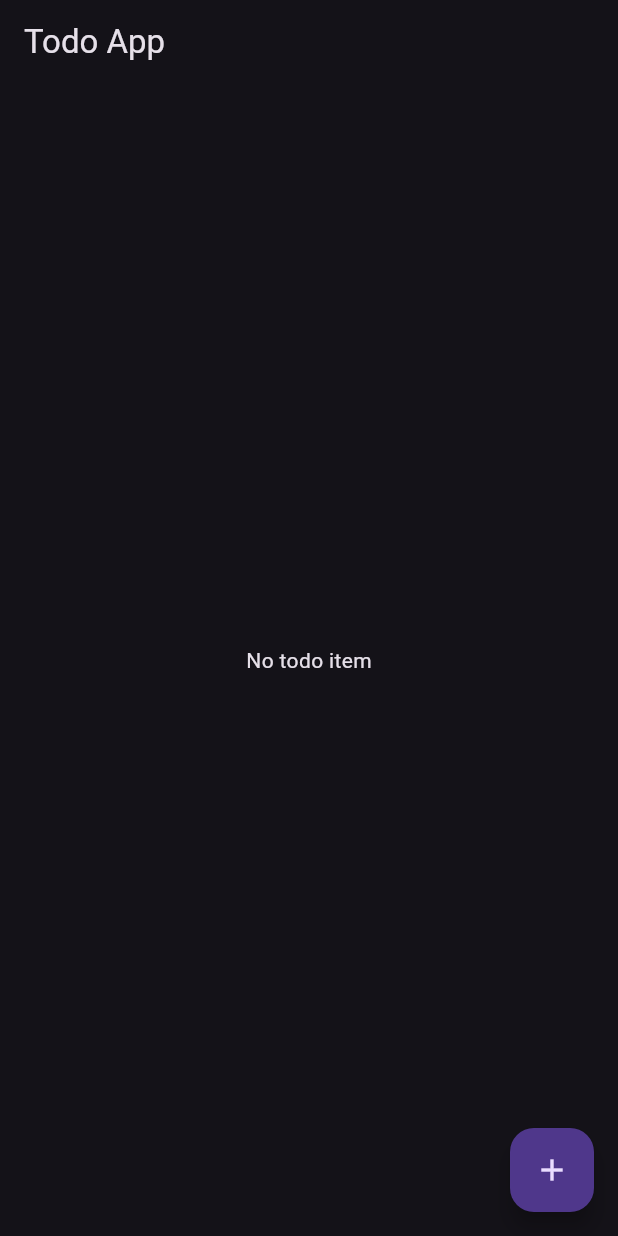
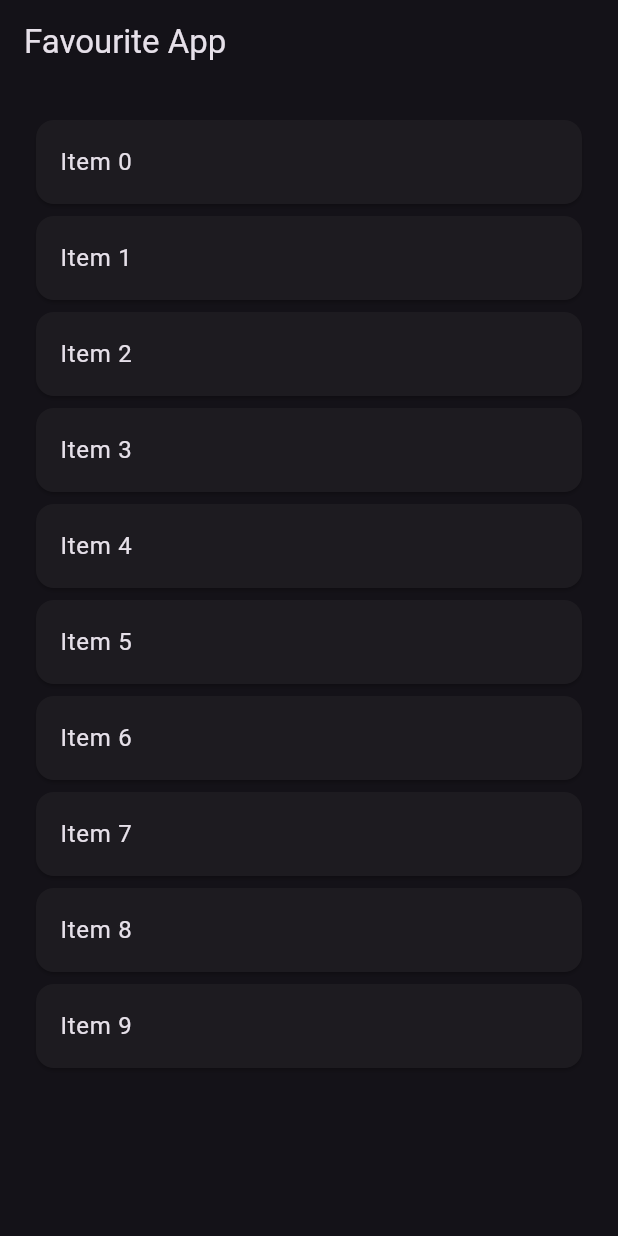
Before and after one commit to thiago-dsd/bloc_classes, a Flutter app: the screen it shows after launch, on a phone screen of 412 x 824 dp. Run offline on Flutter 3.47's test engine with Material 3 defaults, Android fonts, the phone set to English and light mode, and no system bars; our stand-ins replace bloc, equatable, flutter_bloc, image_picker.

Commit message:
Create favourite app bloc.

```diff
--- a/lib/bloc/favourite_app/favourite_app_bloc.dart
+++ b/lib/bloc/favourite_app/favourite_app_bloc.dart
@@ -1,14 +1,25 @@
 import 'package:bloc/bloc.dart';
 import 'package:bloc_classes/model/favourite_item_model.dart';
+import 'package:bloc_classes/repository/favourite_repository.dart';
 import 'package:equatable/equatable.dart';
 
 part 'favourite_app_event.dart';
 part 'favourite_app_state.dart';
 
 class FavouriteAppBloc extends Bloc<FavouriteAppEvent, FavouriteAppState> {
-  FavouriteAppBloc() : super(FavouriteAppInitial()) {
-    on<FavouriteAppEvent>((event, emit) {
-      // TODO: implement event handler
-    });
+  List<FavouriteItemModel> favouriteList = [];
+  FavouriteRepository favouriteRepository;
+
+  FavouriteAppBloc(this.favouriteRepository)
+      : super(const FavouriteAppState()) {
+    on<FetchFavouriteList>(_fetchFavouriteList);
+  }
+
+  void _fetchFavouriteList(
+      FetchFavouriteList event, Emitter<FavouriteAppState> emit) async {
+    favouriteList = await favouriteRepository.fetchItem();
+    emit(state.copyWith(
+        favouriteItemList: List.from(favouriteList),
+        listStatus: ListStatus.sucess));
   }
 }
--- a/lib/bloc/favourite_app/favourite_app_state.dart
+++ b/lib/bloc/favourite_app/favourite_app_state.dart
@@ -7,7 +7,8 @@ class FavouriteAppState extends Equatable {
   final List<FavouriteItemModel> favouriteItemList;
 
   const FavouriteAppState(
-      {this.listStatus = ListStatus.loading, this.favouriteItemList = const []});
+      {this.listStatus = ListStatus.loading,
+      this.favouriteItemList = const []});
 
   FavouriteAppState copyWith(
       {ListStatus? listStatus, List<FavouriteItemModel>? favouriteItemList}) {
@@ -19,5 +20,3 @@ class FavouriteAppState extends Equatable {
   @override
   List<Object> get props => [listStatus, favouriteItemList];
 }
-
-final class FavouriteAppInitial extends FavouriteAppState {}
--- a/lib/main.dart
+++ b/lib/main.dart
@@ -1,7 +1,9 @@
+import 'package:bloc_classes/bloc/favourite_app/favourite_app_bloc.dart';
 import 'package:bloc_classes/bloc/image_picker/image_picker_bloc.dart';
 import 'package:bloc_classes/bloc/switch/switch_bloc.dart';
 import 'package:bloc_classes/bloc/todo/todo_bloc.dart';
-import 'package:bloc_classes/ui/todo/to_do_screen.dart';
+import 'package:bloc_classes/repository/favourite_repository.dart';
+import 'package:bloc_classes/ui/favourite_app/favourite_screen.dart';
 import 'package:bloc_classes/utils/image_picker_utils.dart';
 import 'package:flutter/material.dart';
 import 'package:flutter_bloc/flutter_bloc.dart';
@@ -30,6 +32,9 @@ class MyApp extends StatelessWidget {
         BlocProvider(
           create: (_) => TodoBloc(),
         ),
+        BlocProvider(
+          create: (_) => FavouriteAppBloc(FavouriteRepository()),
+        ),
       ],
       child: MaterialApp(
         title: 'Flutter Demo',
@@ -38,7 +43,7 @@ class MyApp extends StatelessWidget {
           brightness: Brightness.dark,
           useMaterial3: true,
         ),
-        home: const ToDoScreen(),
+        home: const FavouriteAppScreen(),
       ),
     );
   }
--- a/lib/ui/fav/favourite_screen.dart
+++ /dev/null
@@ -1,15 +0,0 @@
-import 'package:flutter/material.dart';
-
-class FavouriteScreen extends StatefulWidget {
-  const FavouriteScreen({super.key});
-
-  @override
-  State<FavouriteScreen> createState() => _FavouriteScreenState();
-}
-
-class _FavouriteScreenState extends State<FavouriteScreen> {
-  @override
-  Widget build(BuildContext context) {
-    return const Scaffold();
-  }
-}
--- /dev/null
+++ b/lib/ui/favourite_app/favourite_screen.dart
@@ -0,0 +1,53 @@
+import 'package:bloc_classes/bloc/favourite_app/favourite_app_bloc.dart';
+import 'package:bloc_classes/model/favourite_item_model.dart';
+import 'package:flutter/material.dart';
+import 'package:flutter_bloc/flutter_bloc.dart';
+
+class FavouriteAppScreen extends StatefulWidget {
+  const FavouriteAppScreen({super.key});
+
+  @override
+  State<FavouriteAppScreen> createState() => _FavouriteAppScreenState();
+}
+
+class _FavouriteAppScreenState extends State<FavouriteAppScreen> {
+  @override
+  void initState() {
+    super.initState();
+    context.read<FavouriteAppBloc>().add(FetchFavouriteList());
+  }
+
+  @override
+  Widget build(BuildContext context) {
+    return Scaffold(
+      appBar: AppBar(
+        title: const Text("Favourite App"),
+      ),
+      body: Padding(
+        padding: const EdgeInsets.all(20),
+        child: BlocBuilder<FavouriteAppBloc, FavouriteAppState>(
+          builder: (context, state) {
+            switch (state.listStatus) {
+              case ListStatus.sucess:
+                return ListView.builder(
+                    itemCount: state.favouriteItemList.length,
+                    itemBuilder: (context, index) {
+                      final FavouriteItemModel currentItem =
+                          state.favouriteItemList[index];
+                      return Card(
+                        child: ListTile(
+                          title: Text(currentItem.value),
+                        ),
+                      );
+                    });
+              case ListStatus.failure:
+                return const Text("Something went wrong.");
+              case ListStatus.loading:
+                return const Center(child: CircularProgressIndicator());
+            }
+          },
+        ),
+      ),
+    );
+  }
+}
```
